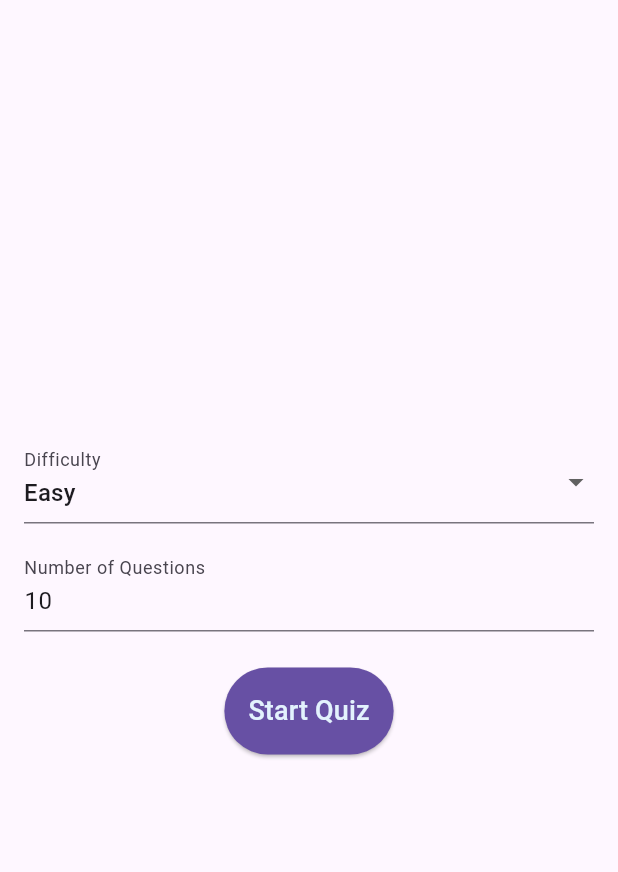
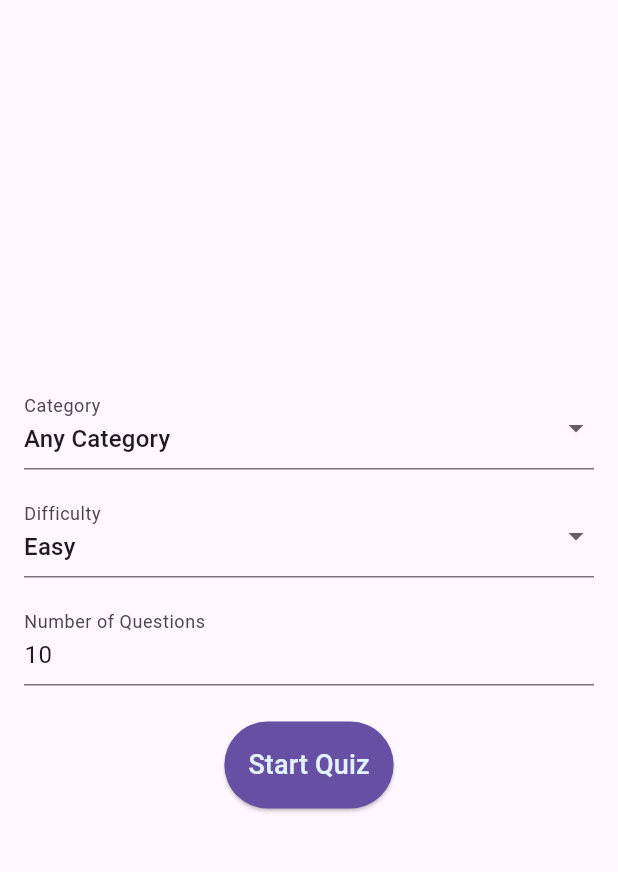
Before and after one commit to abdymazhittoretay/quiz_trivia_app, a Flutter app: the screen it shows after launch, on a phone screen of 412 x 824 dp, the part 63-935 px from its top. Run offline on Flutter 3.47's test engine with Material 3 defaults, Android fonts, the phone set to English and light mode, and no system bars.

Commit message:
add "category" dropdowbnformfield

```diff
--- a/lib/pages/home_page.dart
+++ b/lib/pages/home_page.dart
@@ -9,6 +9,16 @@ class HomePage extends StatefulWidget {
 }
 
 class _HomePageState extends State<HomePage> {
+  final List<Map<String, dynamic>> categories = [
+    {'id': null, 'name': 'Any Category'},
+    {'id': 9, 'name': 'General Knowledge'},
+    {'id': 17, 'name': 'Science & Nature'},
+    {'id': 21, 'name': 'Sports'},
+    {'id': 22, 'name': 'Geography'},
+    {'id': 23, 'name': 'History'},
+    {'id': 27, 'name': 'Animals'},
+  ];
+  late Map<String, dynamic> _selectedCategory = categories[0];
   final List<String> _difficulties = ['easy', 'medium', 'hard'];
   String _selectedDifficulty = 'easy';
   int _amount = 10;
@@ -36,6 +46,22 @@ class _HomePageState extends State<HomePage> {
             mainAxisAlignment: MainAxisAlignment.center,
             crossAxisAlignment: CrossAxisAlignment.center,
             children: [
+              DropdownButtonFormField<Map<String, dynamic>>(
+                value: _selectedCategory,
+                items: categories
+                    .map(
+                      (category) => DropdownMenuItem(
+                        value: category,
+                        child: Text(category['name']),
+                      ),
+                    )
+                    .toList(),
+                onChanged: (value) =>
+                    setState(() => _selectedCategory = value!),
+                decoration: const InputDecoration(labelText: 'Category'),
+              ),
+              SizedBox(height: 16.0),
+
               DropdownButtonFormField<String>(
                 value: _selectedDifficulty,
                 items: _difficulties
@@ -86,6 +112,7 @@ class _HomePageState extends State<HomePage> {
                       context,
                       MaterialPageRoute(
                         builder: (context) => QuizPage(
+                          category: _selectedCategory["id"],
                           difficulty: _selectedDifficulty,
                           amount: _amount,
                         ),
--- a/lib/pages/quiz_page.dart
+++ b/lib/pages/quiz_page.dart
@@ -6,10 +6,16 @@ import 'package:quiz_trivia_app/pages/home_page.dart';
 import 'package:quiz_trivia_app/pages/result_page.dart';
 
 class QuizPage extends StatefulWidget {
+  final int? category;
   final String difficulty;
   final int amount;
 
-  const QuizPage({super.key, required this.difficulty, required this.amount});
+  const QuizPage({
+    super.key,
+    required this.category,
+    required this.difficulty,
+    required this.amount,
+  });
 
   @override
   State<QuizPage> createState() => _QuizPageState();
@@ -39,7 +45,7 @@ class _QuizPageState extends State<QuizPage> {
 
   Future<List<QuestionModel>> fetchQuestions() async {
     final url = Uri.parse(
-      'https://opentdb.com/api.php?amount=${widget.amount}&difficulty=${widget.difficulty}&type=multiple',
+      'https://opentdb.com/api.php?amount=${widget.amount}${widget.category == null ? "" : "&category=${widget.category}"}&difficulty=${widget.difficulty}&type=multiple',
     );
     final response = await http.get(url);
 
```
